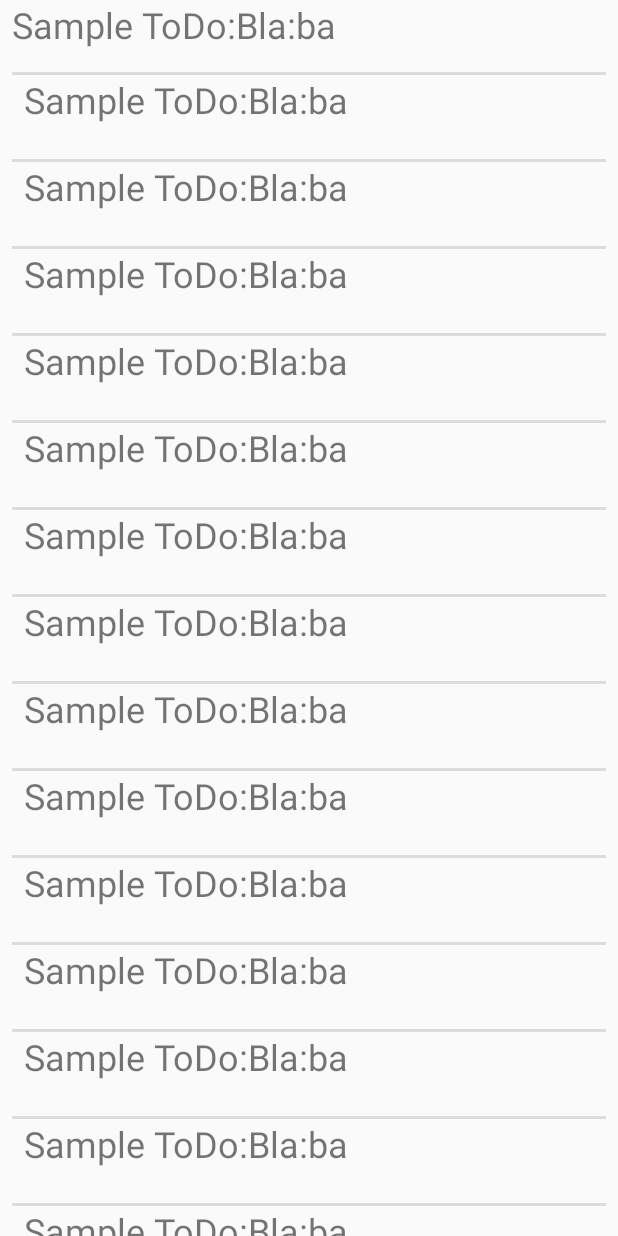
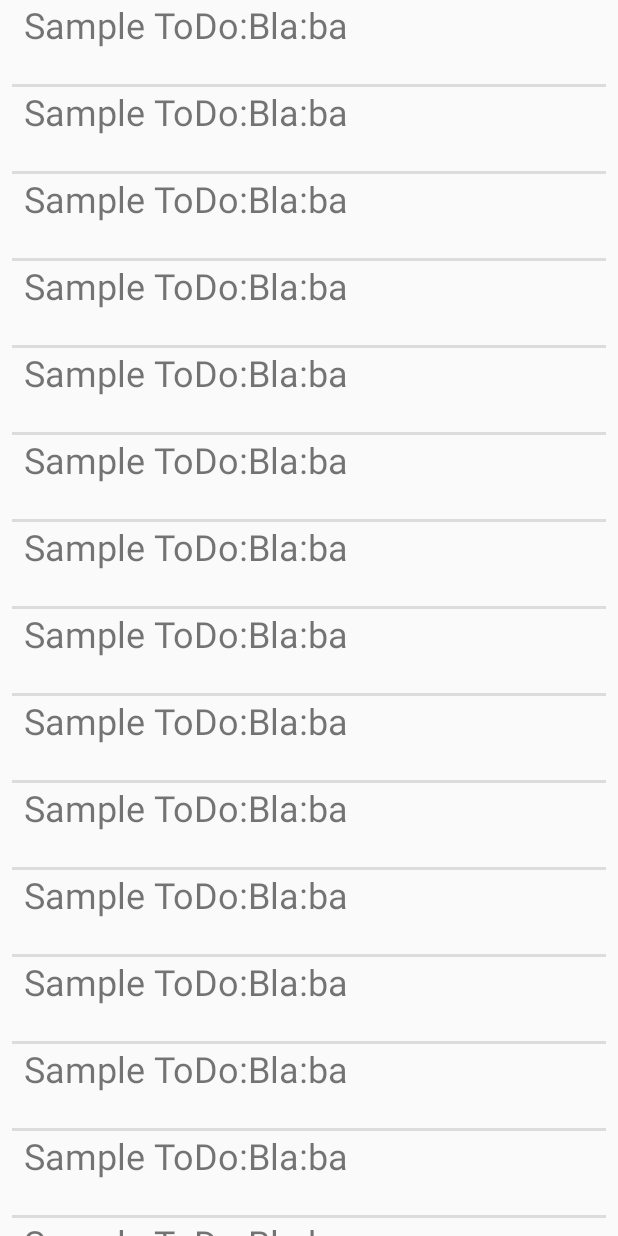
Before and after one commit to Grappeggia/SmartToDo, an Android app: the screen it shows after launch (MainActivity), on a phone screen of 412 x 824 dp. Run offline under Robolectric (Android 15) with nearby library versions, the phone set to English and light mode, and no system bars; libraries missing offline, so code that uses them is left out: com.google.firebase.crash.

```diff
--- a/app/src/main/res/layout/activity_main.xml
+++ b/app/src/main/res/layout/activity_main.xml
@@ -26,19 +26,6 @@
             android:layout_height="wrap_content"
             android:orientation="vertical">
 
-            <TextView
-                android:id="@+id/textView"
-                android:layout_width="match_parent"
-                android:layout_height="@dimen/todo_text_height"
-                android:text="@string/todo_sampletext"
-                android:textSize="@dimen/todo_text_size" />
-
-            <View
-                android:id="@+id/divider"
-                android:layout_width="match_parent"
-                android:layout_height="@dimen/todo_text_divider_height"
-                android:background="?android:attr/listDivider" />
-
         </LinearLayout>
     </ScrollView>
 
```
